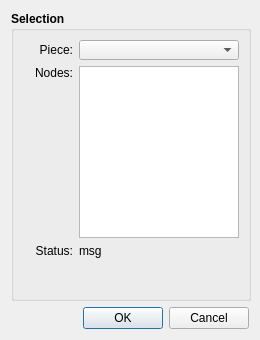
Above: src/libs/vtools/dialogs/tools/insert_nodes_dialog.ui from FashionFreedom/Seamly2D before the change. Below: the same form after it.
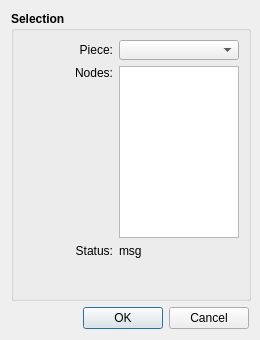
That is the form after the change. Icons and pictures are not drawn.

Diff of the .ui file:
```diff
--- a/src/libs/vtools/dialogs/tools/insert_nodes_dialog.ui
+++ b/src/libs/vtools/dialogs/tools/insert_nodes_dialog.ui
@@ -35,7 +35,6 @@
      <property name="font">
       <font>
        <pointsize>9</pointsize>
-       <weight>75</weight>
        <bold>true</bold>
       </font>
      </property>
@@ -44,19 +43,21 @@
      </property>
      <layout class="QVBoxLayout" name="verticalLayout">
       <item>
-       <layout class="QHBoxLayout" name="horizontalLayout">
-        <item>
+       <layout class="QFormLayout" name="formLayout">
+        <property name="labelAlignment">
+         <set>Qt::AlignRight|Qt::AlignTrailing|Qt::AlignVCenter</set>
+        </property>
+        <item row="0" column="0">
          <widget class="QLabel" name="piece_Label">
           <property name="minimumSize">
            <size>
-            <width>50</width>
+            <width>90</width>
             <height>20</height>
            </size>
           </property>
           <property name="font">
            <font>
             <pointsize>9</pointsize>
-            <weight>50</weight>
             <bold>false</bold>
            </font>
           </property>
@@ -68,7 +69,7 @@
           </property>
          </widget>
         </item>
-        <item>
+        <item row="0" column="1">
          <widget class="QComboBox" name="piece_ComboBox">
           <property name="sizePolicy">
            <sizepolicy hsizetype="Expanding" vsizetype="Fixed">
@@ -78,35 +79,29 @@
           </property>
           <property name="minimumSize">
            <size>
-            <width>160</width>
+            <width>80</width>
             <height>20</height>
            </size>
           </property>
           <property name="font">
            <font>
             <pointsize>9</pointsize>
-            <weight>50</weight>
             <bold>false</bold>
            </font>
           </property>
          </widget>
         </item>
-       </layout>
-      </item>
-      <item>
-       <layout class="QHBoxLayout" name="horizontalLayout_2">
-        <item>
+        <item row="1" column="0">
          <widget class="QLabel" name="nodes_Label">
           <property name="minimumSize">
            <size>
-            <width>50</width>
+            <width>90</width>
             <height>0</height>
            </size>
           </property>
           <property name="font">
            <font>
             <pointsize>9</pointsize>
-            <weight>50</weight>
             <bold>false</bold>
            </font>
           </property>
@@ -118,11 +113,11 @@
           </property>
          </widget>
         </item>
-        <item>
+        <item row="1" column="1">
          <widget class="QListWidget" name="nodes_ListWidget">
           <property name="minimumSize">
            <size>
-            <width>160</width>
+            <width>80</width>
             <height>0</height>
            </size>
           </property>
@@ -135,7 +130,6 @@
           <property name="font">
            <font>
             <pointsize>9</pointsize>
-            <weight>50</weight>
             <bold>false</bold>
            </font>
           </property>
@@ -144,22 +138,17 @@
           </property>
          </widget>
         </item>
-       </layout>
-      </item>
-      <item>
-       <layout class="QHBoxLayout" name="horizontalLayout_3">
-        <item>
+        <item row="2" column="0">
          <widget class="QLabel" name="status_Label">
           <property name="minimumSize">
            <size>
-            <width>50</width>
+            <width>90</width>
             <height>20</height>
            </size>
           </property>
           <property name="font">
            <font>
             <pointsize>9</pointsize>
-            <weight>50</weight>
             <bold>false</bold>
            </font>
           </property>
@@ -171,7 +160,7 @@
           </property>
          </widget>
         </item>
-        <item>
+        <item row="2" column="1">
          <widget class="QLabel" name="statusMsg_Label">
           <property name="sizePolicy">
            <sizepolicy hsizetype="Expanding" vsizetype="Preferred">
@@ -181,14 +170,13 @@
           </property>
           <property name="minimumSize">
            <size>
-            <width>160</width>
+            <width>80</width>
             <height>45</height>
            </size>
           </property>
           <property name="font">
            <font>
             <pointsize>9</pointsize>
-            <weight>50</weight>
             <bold>false</bold>
            </font>
           </property>
```
Left out of the diff: 3 changed lines with no effect on the pictures.
